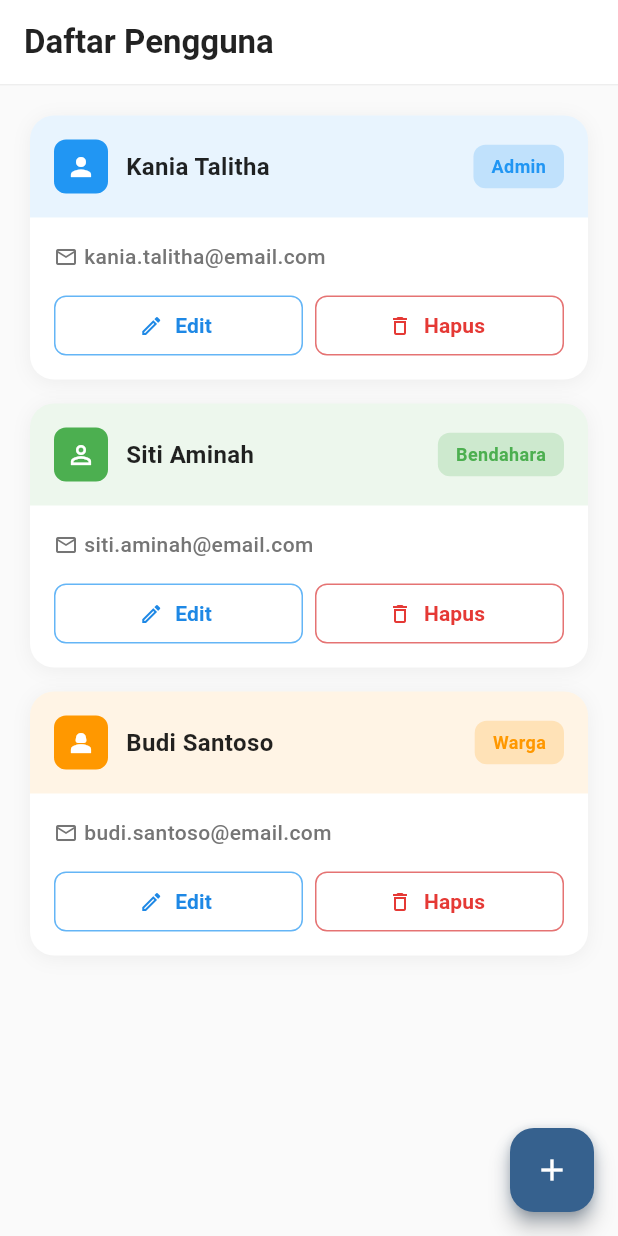
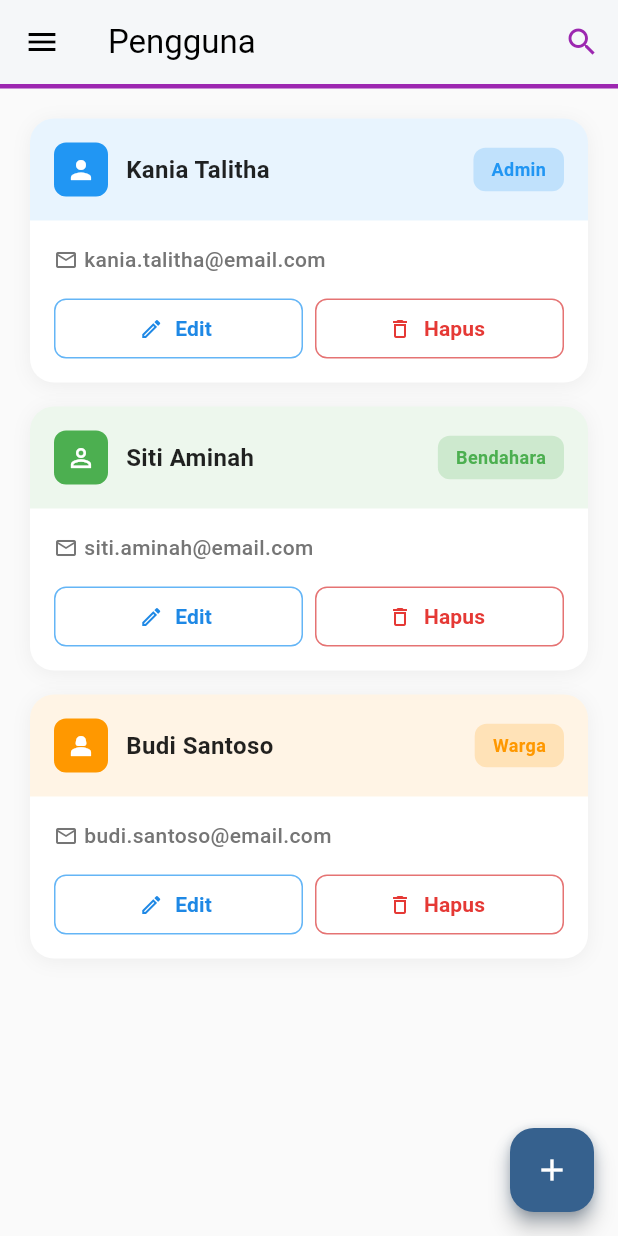
Before and after one commit to HaikalMuhammadRafli/jawara-four, a Flutter app: the PenggunaPage screen opened by its route, on a phone screen of 412 x 824 dp. Run offline on Flutter 3.47's test engine with Material 3 defaults, Android fonts, the phone set to English and light mode, and no system bars; our stand-ins replace go_router.

Commit message:
refactor: import statements to use consistent path format across multiple pages

```diff
--- a/lib/pages/kegiatan_and_broadcast/broadcast_page.dart
+++ b/lib/pages/kegiatan_and_broadcast/broadcast_page.dart
@@ -1,6 +1,6 @@
 import 'package:flutter/material.dart';
+import 'package:jawara_four/widgets/app_drawer.dart';
 
-import '../../widgets/app_drawer.dart';
 import 'mocks/broadcast_mocks.dart';
 import 'models/broadcast_model.dart';
 
--- a/lib/pages/kegiatan_and_broadcast/kegiatan_page.dart
+++ b/lib/pages/kegiatan_and_broadcast/kegiatan_page.dart
@@ -1,6 +1,6 @@
 import 'package:flutter/material.dart';
+import 'package:jawara_four/widgets/app_drawer.dart';
 
-import '../../widgets/app_drawer.dart';
 import 'mocks/kegiatan_mocks.dart';
 import 'models/kegiatan_model.dart';
 
--- a/lib/pages/kependudukan/kependudukan_page.dart
+++ b/lib/pages/kependudukan/kependudukan_page.dart
@@ -1,7 +1,6 @@
 import 'package:flutter/material.dart';
 import 'package:go_router/go_router.dart';
-
-import '../../widgets/app_drawer.dart';
+import 'package:jawara_four/widgets/app_drawer.dart';
 
 class KependudukanPage extends StatelessWidget {
   const KependudukanPage({super.key});
--- a/lib/pages/keuangan/keuangan_page.dart
+++ b/lib/pages/keuangan/keuangan_page.dart
@@ -1,7 +1,6 @@
 import 'package:flutter/material.dart';
 import 'package:go_router/go_router.dart';
-
-import '../../widgets/app_drawer.dart';
+import 'package:jawara_four/widgets/app_drawer.dart';
 
 class KeuanganPage extends StatelessWidget {
   const KeuanganPage({super.key});
--- a/lib/pages/mutasi_keluarga/mutasi_keluarga_page.dart
+++ b/lib/pages/mutasi_keluarga/mutasi_keluarga_page.dart
@@ -1,6 +1,6 @@
 import 'package:flutter/material.dart';
+import 'package:jawara_four/widgets/app_drawer.dart';
 
-import '../../widgets/app_drawer.dart';
 import 'mocks/mutasi_mocks.dart';
 import 'models/mutasi_model.dart';
 
--- a/lib/pages/penerimaan_warga/penerimaan_warga_page.dart
+++ b/lib/pages/penerimaan_warga/penerimaan_warga_page.dart
@@ -1,6 +1,6 @@
 import 'package:flutter/material.dart';
+import 'package:jawara_four/widgets/app_drawer.dart';
 
-import '../../widgets/app_drawer.dart';
 import 'mocks/penerimaan_warga_mocks.dart';
 import 'models/penerimaan_warga_model.dart';
 
--- a/lib/pages/pengguna/pengguna_page.dart
+++ b/lib/pages/pengguna/pengguna_page.dart
@@ -1,5 +1,5 @@
-
 import 'package:flutter/material.dart';
+import 'package:jawara_four/widgets/app_drawer.dart';
 
 class PenggunaPage extends StatefulWidget {
   const PenggunaPage({super.key});
@@ -26,10 +26,7 @@ class _PenggunaPageState extends State<PenggunaPage> {
       context: context,
       builder: (context) => AlertDialog(
         shape: RoundedRectangleBorder(borderRadius: BorderRadius.circular(16)),
-				title: const Text(
-					'Tambah Pengguna',
-					style: TextStyle(fontWeight: FontWeight.w600),
-				),
+        title: const Text('Tambah Pengguna', style: TextStyle(fontWeight: FontWeight.w600)),
         content: SingleChildScrollView(
           child: Column(
             mainAxisSize: MainAxisSize.min,
@@ -180,21 +177,19 @@ class _PenggunaPageState extends State<PenggunaPage> {
     return Scaffold(
       backgroundColor: Colors.grey[50],
       appBar: AppBar(
-				title: const Text(
-					'Daftar Pengguna',
-					style: TextStyle(fontWeight: FontWeight.w600),
+        title: const Text('Pengguna'),
+        backgroundColor: Colors.white,
+        foregroundColor: Colors.black,
+        elevation: 1,
+        bottom: PreferredSize(
+          preferredSize: const Size.fromHeight(3),
+          child: Container(height: 3, color: Colors.purple),
         ),
-				backgroundColor: Colors.white,
-				foregroundColor: Colors.black87,
-				elevation: 0,
-				bottom: PreferredSize(
-					preferredSize: const Size.fromHeight(1),
-					child: Container(
-						color: Colors.grey[200],
-						height: 1,
+        actions: [
+          IconButton(onPressed: () {}, icon: const Icon(Icons.search), color: Colors.purple),
+        ],
       ),
-				),
-			),
+      drawer: AppDrawer(),
       floatingActionButton: Container(
         decoration: BoxDecoration(
           borderRadius: BorderRadius.circular(16),
@@ -209,9 +204,7 @@ class _PenggunaPageState extends State<PenggunaPage> {
         child: FloatingActionButton(
           onPressed: _showAddForm,
           backgroundColor: Theme.of(context).primaryColor,
-					shape: RoundedRectangleBorder(
-						borderRadius: BorderRadius.circular(16),
-					),
+          shape: RoundedRectangleBorder(borderRadius: BorderRadius.circular(16)),
           child: const Icon(Icons.add, color: Colors.white),
         ),
       ),
@@ -236,32 +229,18 @@ class _PenggunaPageState extends State<PenggunaPage> {
         children: [
           Container(
             padding: const EdgeInsets.all(24),
-						decoration: BoxDecoration(
-							color: Colors.grey[100],
-							shape: BoxShape.circle,
-						),
-						child: Icon(
-							Icons.people_outline,
-							size: 64,
-							color: Colors.grey[400],
-						),
+            decoration: BoxDecoration(color: Colors.grey[100], shape: BoxShape.circle),
+            child: Icon(Icons.people_outline, size: 64, color: Colors.grey[400]),
           ),
           const SizedBox(height: 24),
           Text(
             'Belum Ada Pengguna',
-						style: TextStyle(
-							fontSize: 20,
-							fontWeight: FontWeight.w600,
-							color: Colors.grey[700],
-						),
+            style: TextStyle(fontSize: 20, fontWeight: FontWeight.w600, color: Colors.grey[700]),
           ),
           const SizedBox(height: 8),
           Text(
             'Tap tombol + untuk menambah pengguna baru',
-						style: TextStyle(
-							fontSize: 14,
-							color: Colors.grey[500],
-						),
+            style: TextStyle(fontSize: 14, color: Colors.grey[500]),
           ),
         ],
       ),
@@ -301,11 +280,7 @@ class _PenggunaPageState extends State<PenggunaPage> {
                     color: item['color'] as Color,
                     borderRadius: BorderRadius.circular(8),
                   ),
-									child: Icon(
-										item['icon'] as IconData,
-										color: Colors.white,
-										size: 20,
-									),
+                  child: Icon(item['icon'] as IconData, color: Colors.white, size: 20),
                 ),
                 const SizedBox(width: 12),
                 Expanded(
@@ -373,15 +348,10 @@ class _PenggunaPageState extends State<PenggunaPage> {
                           },
                           style: TextButton.styleFrom(
                             foregroundColor: Colors.blue[600],
-														shape: RoundedRectangleBorder(
-															borderRadius: BorderRadius.circular(8),
-														),
+                            shape: RoundedRectangleBorder(borderRadius: BorderRadius.circular(8)),
                           ),
                           icon: const Icon(Icons.edit_outlined, size: 16),
-													label: const Text(
-														'Edit',
-														style: TextStyle(fontWeight: FontWeight.w600),
-													),
+                          label: const Text('Edit', style: TextStyle(fontWeight: FontWeight.w600)),
                         ),
                       ),
                     ),
@@ -399,15 +369,10 @@ class _PenggunaPageState extends State<PenggunaPage> {
                           },
                           style: TextButton.styleFrom(
                             foregroundColor: Colors.red[600],
-														shape: RoundedRectangleBorder(
-															borderRadius: BorderRadius.circular(8),
-														),
+                            shape: RoundedRectangleBorder(borderRadius: BorderRadius.circular(8)),
                           ),
                           icon: const Icon(Icons.delete_outline, size: 16),
-													label: const Text(
-														'Hapus',
-														style: TextStyle(fontWeight: FontWeight.w600),
-													),
+                          label: const Text('Hapus', style: TextStyle(fontWeight: FontWeight.w600)),
                         ),
                       ),
                     ),
@@ -428,12 +393,7 @@ class _PenggunaPageState extends State<PenggunaPage> {
         shape: RoundedRectangleBorder(borderRadius: BorderRadius.circular(16)),
         title: const Text('Edit Pengguna'),
         content: Text('Edit pengguna: ${item['nama']}'),
-				actions: [
-					TextButton(
-						onPressed: () => Navigator.pop(context),
-						child: const Text('OK'),
-					),
-				],
+        actions: [TextButton(onPressed: () => Navigator.pop(context), child: const Text('OK'))],
       ),
     );
   }
@@ -446,16 +406,13 @@ class _PenggunaPageState extends State<PenggunaPage> {
         title: const Text('Hapus Pengguna'),
         content: Text('Yakin ingin menghapus pengguna "${item['nama']}"?'),
         actions: [
-					TextButton(
-						onPressed: () => Navigator.pop(context),
-						child: const Text('Batal'),
-					),
+          TextButton(onPressed: () => Navigator.pop(context), child: const Text('Batal')),
           TextButton(
             onPressed: () {
               Navigator.pop(context);
-							ScaffoldMessenger.of(context).showSnackBar(
-								SnackBar(content: Text('${item['nama']} telah dihapus')),
-							);
+              ScaffoldMessenger.of(
+                context,
+              ).showSnackBar(SnackBar(content: Text('${item['nama']} telah dihapus')));
             },
             child: const Text('Hapus', style: TextStyle(color: Colors.red)),
           ),
--- a/lib/pages/pesan_warga/informasi_aspirasi_page.dart
+++ b/lib/pages/pesan_warga/informasi_aspirasi_page.dart
@@ -1,6 +1,6 @@
 import 'package:flutter/material.dart';
+import 'package:jawara_four/widgets/app_drawer.dart';
 
-import '../../widgets/app_drawer.dart';
 import 'mocks/informasi_aspirasi_mocks.dart';
 import 'models/informasi_aspirasi_model.dart';
 
```
Also changed, not shown: lib/pages/log/log_aktifitas_page.dart (+23 -35 lines). Lines whose indentation alone changed are shown as unchanged.
